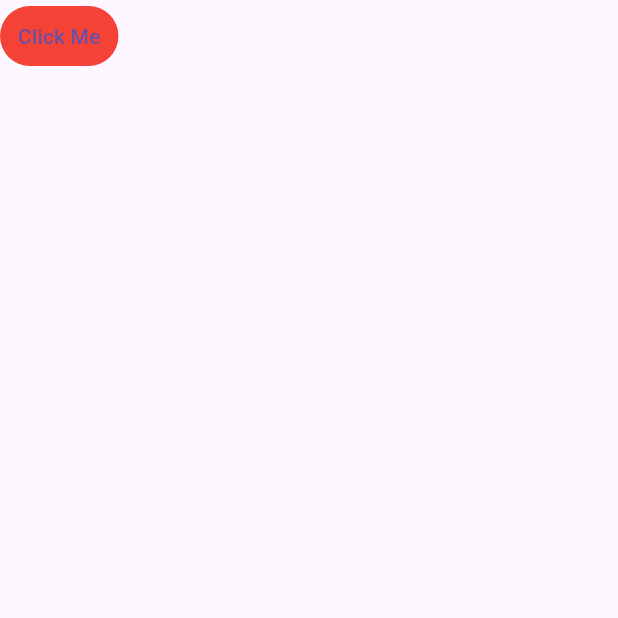
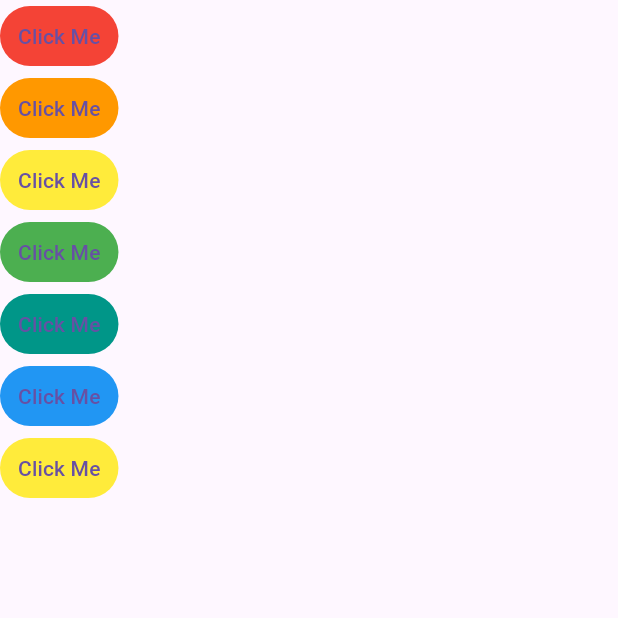
Before and after one commit to Obehi234/Xylophone_App, a Flutter app: the screen it shows after launch, on a phone screen of 412 x 824 dp, the top half of it. Run offline on Flutter 3.47's test engine with Material 3 defaults, Android fonts, the phone set to English and light mode, and no system bars; our stand-ins replace audioplayers.

Commit message:
imported audio files and set up all 7 buttons

```diff
--- a/lib/main.dart
+++ b/lib/main.dart
@@ -13,7 +13,8 @@ class XylophoneApp extends StatelessWidget {
     return MaterialApp(
       home: Scaffold(
         body: SafeArea(
-          child: TextButton(
+          child: Column(
+            children: [TextButton(
               style: ButtonStyle(
                   backgroundColor:
                       MaterialStateProperty.all<Color>(Colors.red)),
@@ -24,6 +25,73 @@ class XylophoneApp extends StatelessWidget {
               },
               child: const Text('Click Me'),
             ),
+              TextButton(
+                style: ButtonStyle(
+                    backgroundColor:
+                    MaterialStateProperty.all<Color>(Colors.orange)),
+                onPressed: () async {
+                  final player = AudioPlayer();
+                  await player.play(AssetSource('note3.wav'));
+                  print("Sound played");
+                },
+                child: const Text('Click Me'),
+              ),
+              TextButton(
+                style: ButtonStyle(
+                    backgroundColor:
+                    MaterialStateProperty.all<Color>(Colors.yellow)),
+                onPressed: () async {
+                  final player = AudioPlayer();
+                  await player.play(AssetSource('note3.wav'));
+                  print("Sound played");
+                },
+                child: const Text('Click Me'),
+              ),
+              TextButton(
+                style: ButtonStyle(
+                    backgroundColor:
+                    MaterialStateProperty.all<Color>(Colors.green)),
+                onPressed: () async {
+                  final player = AudioPlayer();
+                  await player.play(AssetSource('note3.wav'));
+                  print("Sound played");
+                },
+                child: const Text('Click Me'),
+              ),
+              TextButton(
+                style: ButtonStyle(
+                    backgroundColor:
+                    MaterialStateProperty.all<Color>(Colors.teal)),
+                onPressed: () async {
+                  final player = AudioPlayer();
+                  await player.play(AssetSource('note3.wav'));
+                  print("Sound played");
+                },
+                child: const Text('Click Me'),
+              ),
+              TextButton(
+                style: ButtonStyle(
+                    backgroundColor:
+                    MaterialStateProperty.all<Color>(Colors.blue)),
+                onPressed: () async {
+                  final player = AudioPlayer();
+                  await player.play(AssetSource('note3.wav'));
+                  print("Sound played");
+                },
+                child: const Text('Click Me'),
+              ),
+              TextButton(
+                style: ButtonStyle(
+                    backgroundColor:
+                    MaterialStateProperty.all<Color>(Colors.yellow)),
+                onPressed: () async {
+                  final player = AudioPlayer();
+                  await player.play(AssetSource('note3.wav'));
+                  print("Sound played");
+                },
+                child: const Text('Click Me'),
+              ),]
+          ),
         ),
       ),
     );
```
Also changed, not shown: 4 other files. Lines whose indentation alone changed are shown as unchanged.
